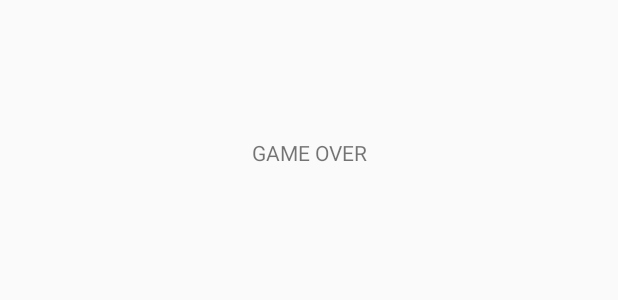
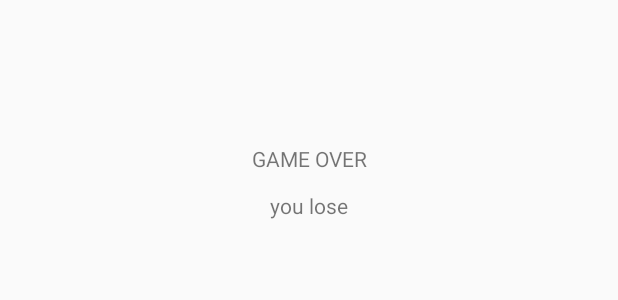
Before and after one commit to Lumino010/Poursuite2, an Android app: the layout activity_main2.xml on its own in the app's theme, with its tools: preview values and no code run, on a phone screen of 412 x 824 dp. Shown: the top 300 px of the screen. Run offline under Robolectric (Android 15) with nearby library versions, the light colour scheme and no system bars.

Commit message:
version presque fonctionnel (manque victoire et event)

```diff
--- a/app/src/main/AndroidManifest.xml
+++ b/app/src/main/AndroidManifest.xml
@@ -11,6 +11,8 @@
         android:theme="@style/AppTheme">
         <activity android:name=".MainActivity">
         </activity>
+        <activity android:name=".Main2Activity">
+        </activity>
         <activity android:name=".StartActivity">
             <intent-filter>
                 <action android:name="android.intent.action.MAIN" />
--- a/app/src/main/res/layout/activity_main2.xml
+++ b/app/src/main/res/layout/activity_main2.xml
@@ -10,13 +10,24 @@
         android:id="@+id/textView"
         android:layout_width="wrap_content"
         android:layout_height="wrap_content"
-        android:layout_marginEnd="8dp"
-        android:layout_marginStart="8dp"
-        android:layout_marginTop="92dp"
+        android:layout_marginEnd="16dp"
+        android:layout_marginStart="16dp"
+        android:layout_marginTop="96dp"
         android:text="GAME OVER"
         app:layout_constraintEnd_toEndOf="parent"
         app:layout_constraintHorizontal_bias="0.501"
         app:layout_constraintStart_toStartOf="parent"
         app:layout_constraintTop_toTopOf="parent" />
 
+    <TextView
+        android:id="@+id/textView3"
+        android:layout_width="wrap_content"
+        android:layout_height="wrap_content"
+        android:layout_marginEnd="8dp"
+        android:layout_marginStart="8dp"
+        android:layout_marginTop="12dp"
+        android:text="you lose"
+        app:layout_constraintEnd_toEndOf="parent"
+        app:layout_constraintStart_toStartOf="parent"
+        app:layout_constraintTop_toBottomOf="@+id/textView" />
 </android.support.constraint.ConstraintLayout>
--- a/app/src/main/res/values/strings.xml
+++ b/app/src/main/res/values/strings.xml
@@ -1,3 +1,4 @@
 <resources>
     <string name="app_name">My First Application</string>
+    <string name="game_over">GAME OVER</string>
 </resources>
```
Also changed, not shown: app/src/main/java/com/example/kelyandhedin/myfirstapplication/Main2Activity.java (added, +13 -0 lines).
